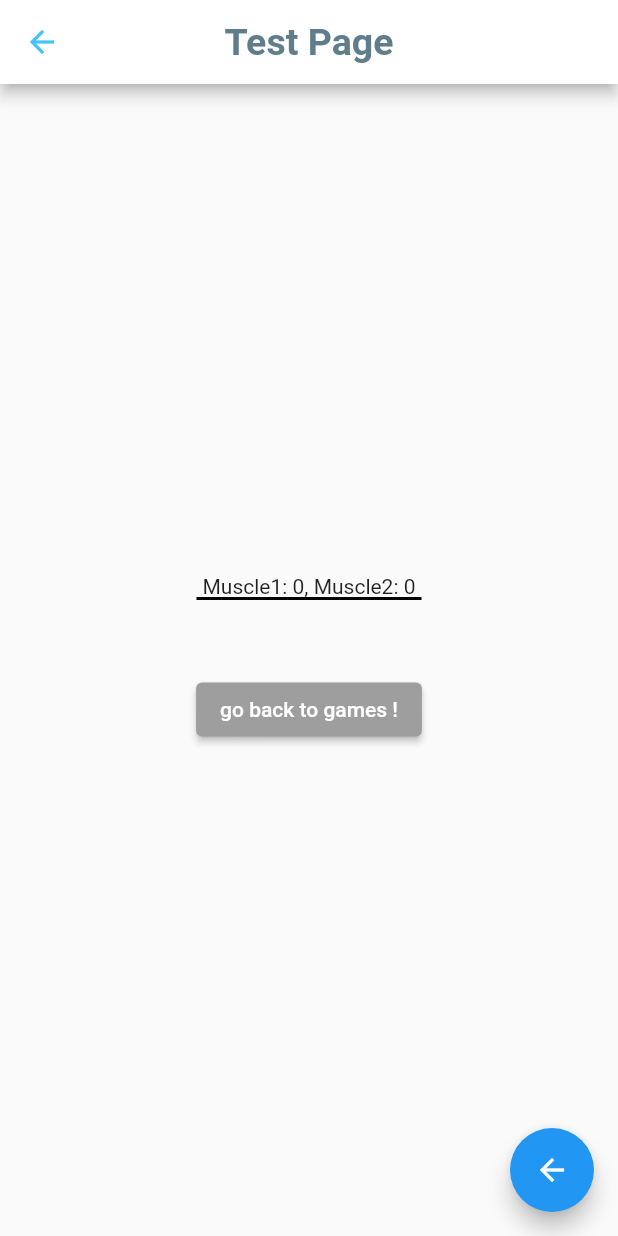
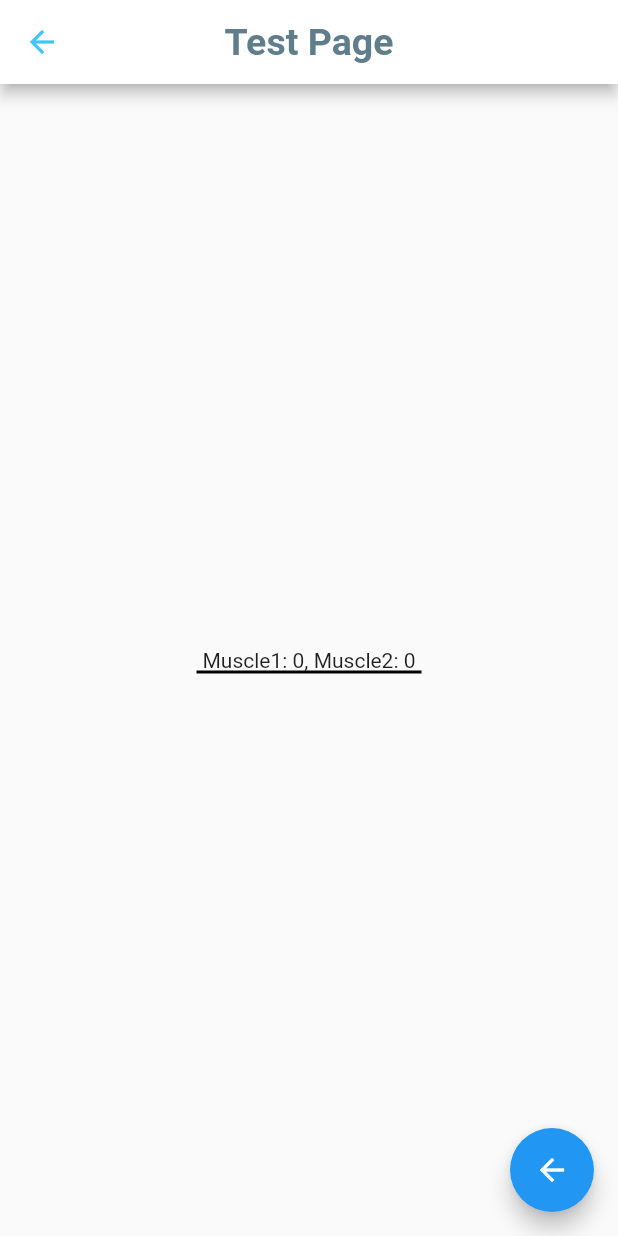
Before and after one commit to Orange-OpenSource/BaahBox-Flutter-android, a Flutter app: the TestGame screen opened directly, on a phone screen of 412 x 824 dp. Run offline on Flutter 3.47's test engine with Material 2 defaults, Android fonts, the phone set to English and light mode, and no system bars; our stand-ins replace get; missing offline and left inert: flutter_reactive_ble, location_permissions.

Commit message:
minor update

```diff
--- a/baahbox/lib/games/testGame.dart
+++ b/baahbox/lib/games/testGame.dart
@@ -34,15 +34,6 @@ class TestGame extends StatelessWidget {
                     children: [
                       Text(c.musclesInput.describe()),
                       sensorTest(),
-                      SizedBox(height: 50,),
-                      ElevatedButton(
-                        style: ElevatedButton.styleFrom(
-                          foregroundColor: Colors.white,
-                          backgroundColor: Colors.grey, // foreground
-                        ),
-                        onPressed: () => Get.back(),
-                        child: const Text('go back to games !'),
-                      )
                     ]
                 )
             ), floatingActionButton: FloatingActionButton(
```
